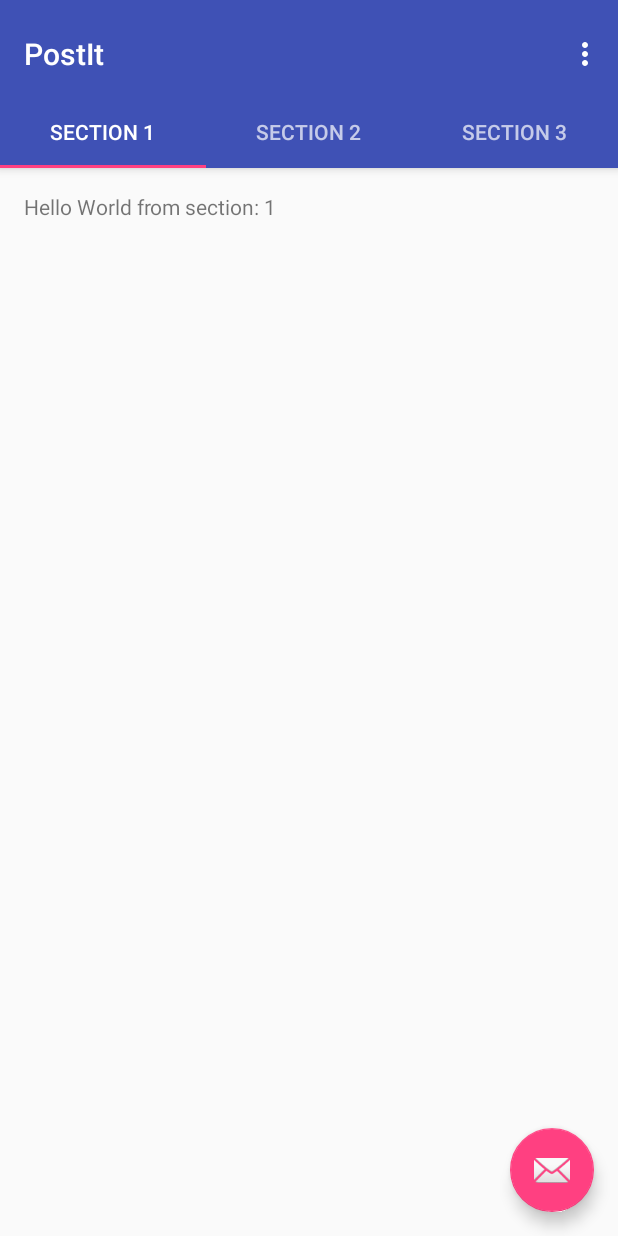
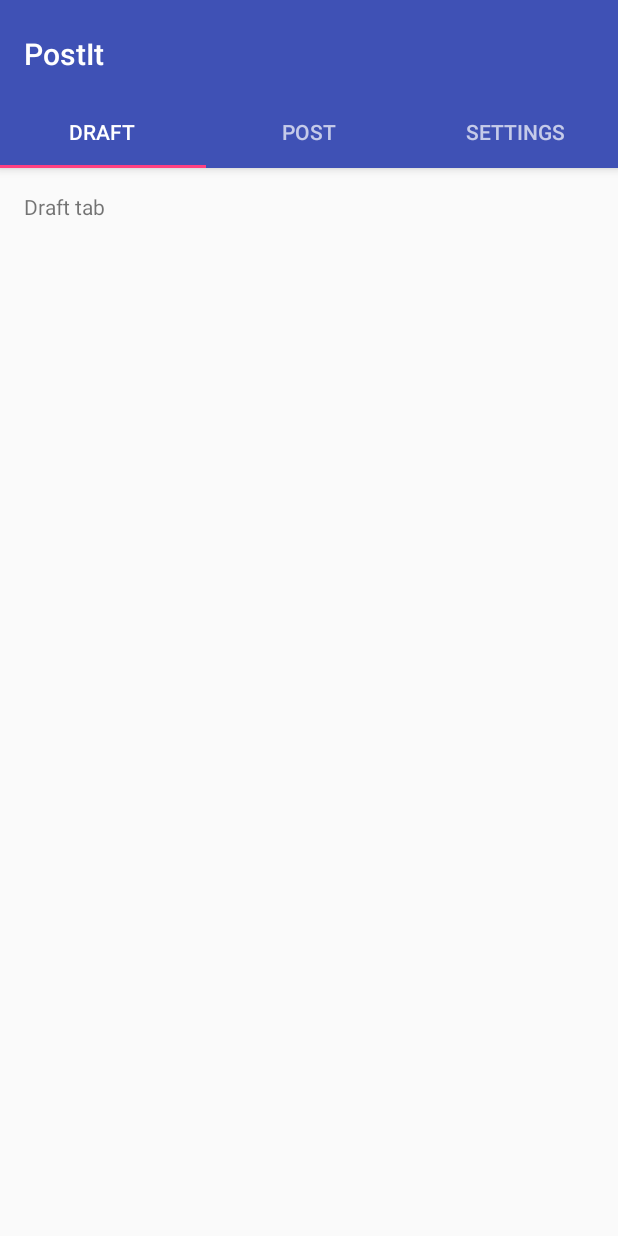
Before and after one commit to DefaultOrganizationName/PostIt, an Android app: the screen it shows after launch (MainActivity), on a phone screen of 412 x 824 dp. Run offline under Robolectric (Android 15) with nearby library versions, the phone set to English and light mode, and no system bars.

Commit message:
Fragments Added

```diff
--- /dev/null
+++ b/app/src/main/java/post/it/project/adapter/SectionsPagerAdapter.java
@@ -0,0 +1,53 @@
+package post.it.project.adapter;
+
+import android.support.v4.app.Fragment;
+import android.support.v4.app.FragmentManager;
+import android.support.v4.app.FragmentPagerAdapter;
+
+import post.it.project.fragment.DraftFragment;
+import post.it.project.fragment.PostFragment;
+import post.it.project.fragment.SettingsFragment;
+import post.it.project.postit.MainActivity;
+
+/**
+ * Created by Михаил on 09.12.2016.
+ */
+
+public class SectionsPagerAdapter extends FragmentPagerAdapter {
+
+    public SectionsPagerAdapter(FragmentManager fm) {
+        super(fm);
+    }
+
+    @Override
+    public Fragment getItem(int position) {
+        switch (position) {
+            case 0:
+                return new DraftFragment();
+            case 1:
+                return new PostFragment();
+            case 2:
+                return new SettingsFragment();
+        }
+        return null;
+    }
+
+    @Override
+    public int getCount() {
+        // Show 3 total pages.
+        return 3;
+    }
+
+    @Override
+    public CharSequence getPageTitle(int position) {
+        switch (position) {
+            case 0:
+                return "DRAFT";
+            case 1:
+                return "POST";
+            case 2:
+                return "SETTINGS";
+        }
+        return null;
+    }
+}
--- /dev/null
+++ b/app/src/main/java/post/it/project/fragment/DraftFragment.java
@@ -0,0 +1,22 @@
+package post.it.project.fragment;
+
+import android.support.v4.app.Fragment;
+import android.os.Bundle;
+import android.view.LayoutInflater;
+import android.view.View;
+import android.view.ViewGroup;
+
+import post.it.project.postit.R;
+
+/**
+ * Created by Михаил on 09.12.2016.
+ */
+
+public class DraftFragment extends Fragment {
+    @Override
+    public View onCreateView(LayoutInflater inflater, ViewGroup container,
+                             Bundle savedInstanceState) {
+        View rootView = inflater.inflate(R.layout.draft_fragment, container, false);
+        return rootView;
+    }
+}
--- /dev/null
+++ b/app/src/main/java/post/it/project/fragment/PostFragment.java
@@ -0,0 +1,22 @@
+package post.it.project.fragment;
+
+import android.support.v4.app.Fragment;
+import android.os.Bundle;
+import android.view.LayoutInflater;
+import android.view.View;
+import android.view.ViewGroup;
+
+import post.it.project.postit.R;
+
+/**
+ * Created by Михаил on 09.12.2016.
+ */
+
+public class PostFragment extends Fragment {
+    @Override
+    public View onCreateView(LayoutInflater inflater, ViewGroup container,
+                             Bundle savedInstanceState) {
+        View rootView = inflater.inflate(R.layout.post_fragment, container, false);
+        return rootView;
+    }
+}
--- /dev/null
+++ b/app/src/main/java/post/it/project/fragment/SettingsFragment.java
@@ -0,0 +1,22 @@
+package post.it.project.fragment;
+
+import android.support.v4.app.Fragment;
+import android.os.Bundle;
+import android.view.LayoutInflater;
+import android.view.View;
+import android.view.ViewGroup;
+
+import post.it.project.postit.R;
+
+/**
+ * Created by Михаил on 09.12.2016.
+ */
+
+public class SettingsFragment extends Fragment {
+    @Override
+    public View onCreateView(LayoutInflater inflater, ViewGroup container,
+                             Bundle savedInstanceState) {
+        View rootView = inflater.inflate(R.layout.settings_fragment, container, false);
+        return rootView;
+    }
+}
--- a/app/src/main/java/post/it/project/postit/MainActivity.java
+++ b/app/src/main/java/post/it/project/postit/MainActivity.java
@@ -19,21 +19,11 @@ import android.view.ViewGroup;
 
 import android.widget.TextView;
 
+import post.it.project.adapter.SectionsPagerAdapter;
+
 public class MainActivity extends AppCompatActivity {
 
-    /**
-     * The {@link android.support.v4.view.PagerAdapter} that will provide
-     * fragments for each of the sections. We use a
-     * {@link FragmentPagerAdapter} derivative, which will keep every
-     * loaded fragment in memory. If this becomes too memory intensive, it
-     * may be best to switch to a
-     * {@link android.support.v4.app.FragmentStatePagerAdapter}.
-     */
     private SectionsPagerAdapter mSectionsPagerAdapter;
-
-    /**
-     * The {@link ViewPager} that will host the section contents.
-     */
     private ViewPager mViewPager;
 
     @Override
@@ -54,109 +44,31 @@ public class MainActivity extends AppCompatActivity {
         TabLayout tabLayout = (TabLayout) findViewById(R.id.tabs);
         tabLayout.setupWithViewPager(mViewPager);
 
-        FloatingActionButton fab = (FloatingActionButton) findViewById(R.id.fab);
-        fab.setOnClickListener(new View.OnClickListener() {
-            @Override
-            public void onClick(View view) {
-                Snackbar.make(view, "Replace with your own action", Snackbar.LENGTH_LONG)
-                        .setAction("Action", null).show();
-            }
-        });
-
     }
 
 
-    @Override
-    public boolean onCreateOptionsMenu(Menu menu) {
-        // Inflate the menu; this adds items to the action bar if it is present.
-        getMenuInflater().inflate(R.menu.menu_main, menu);
-        return true;
-    }
+//    @Override
+//    public boolean onCreateOptionsMenu(Menu menu) {
+//        // Inflate the menu; this adds items to the action bar if it is present.
+//        getMenuInflater().inflate(R.menu.menu_main, menu);
+//        return true;
+//    }
+//
+//    @Override
+//    public boolean onOptionsItemSelected(MenuItem item) {
+//        // Handle action bar item clicks here. The action bar will
+//        // automatically handle clicks on the Home/Up button, so long
+//        // as you specify a parent activity in AndroidManifest.xml.
+//        int id = item.getItemId();
+//
+//        //noinspection SimplifiableIfStatement
+//        if (id == R.id.action_settings) {
+//            return true;
+//        }
+//
+//        return super.onOptionsItemSelected(item);
+//    }
 
-    @Override
-    public boolean onOptionsItemSelected(MenuItem item) {
-        // Handle action bar item clicks here. The action bar will
-        // automatically handle clicks on the Home/Up button, so long
-        // as you specify a parent activity in AndroidManifest.xml.
-        int id = item.getItemId();
+    //deleted PlaceHolder
 
-        //noinspection SimplifiableIfStatement
-        if (id == R.id.action_settings) {
-            return true;
-        }
-
-        return super.onOptionsItemSelected(item);
-    }
-
-    /**
-     * A placeholder fragment containing a simple view.
-     */
-    public static class PlaceholderFragment extends Fragment {
-        /**
-         * The fragment argument representing the section number for this
-         * fragment.
-         */
-        private static final String ARG_SECTION_NUMBER = "section_number";
-
-        public PlaceholderFragment() {
-        }
-
-        /**
-         * Returns a new instance of this fragment for the given section
-         * number.
-         */
-        public static PlaceholderFragment newInstance(int sectionNumber) {
-            PlaceholderFragment fragment = new PlaceholderFragment();
-            Bundle args = new Bundle();
-            args.putInt(ARG_SECTION_NUMBER, sectionNumber);
-            fragment.setArguments(args);
-            return fragment;
-        }
-
-        @Override
-        public View onCreateView(LayoutInflater inflater, ViewGroup container,
-                                 Bundle savedInstanceState) {
-            View rootView = inflater.inflate(R.layout.fragment_main, container, false);
-            TextView textView = (TextView) rootView.findViewById(R.id.section_label);
-            textView.setText(getString(R.string.section_format, getArguments().getInt(ARG_SECTION_NUMBER)));
-            return rootView;
-        }
-    }
-
-    /**
-     * A {@link FragmentPagerAdapter} that returns a fragment corresponding to
-     * one of the sections/tabs/pages.
-     */
-    public class SectionsPagerAdapter extends FragmentPagerAdapter {
-
-        public SectionsPagerAdapter(FragmentManager fm) {
-            super(fm);
-        }
-
-        @Override
-        public Fragment getItem(int position) {
-            // getItem is called to instantiate the fragment for the given page.
-            // Return a PlaceholderFragment (defined as a static inner class below).
-            return PlaceholderFragment.newInstance(position + 1);
-        }
-
-        @Override
-        public int getCount() {
-            // Show 3 total pages.
-            return 3;
-        }
-
-        @Override
-        public CharSequence getPageTitle(int position) {
-            switch (position) {
-                case 0:
-                    return "SECTION 1";
-                case 1:
-                    return "SECTION 2";
-                case 2:
-                    return "SECTION 3";
-            }
-            return null;
-        }
-    }
 }
--- a/app/src/main/res/layout/activity_main.xml
+++ b/app/src/main/res/layout/activity_main.xml
@@ -38,12 +38,5 @@
         android:layout_height="match_parent"
         app:layout_behavior="@string/appbar_scrolling_view_behavior" />
 
-    <android.support.design.widget.FloatingActionButton
-        android:id="@+id/fab"
-        android:layout_width="wrap_content"
-        android:layout_height="wrap_content"
-        android:layout_gravity="end|bottom"
-        android:layout_margin="@dimen/fab_margin"
-        app:srcCompat="@android:drawable/ic_dialog_email" />
 
 </android.support.design.widget.CoordinatorLayout>
--- /dev/null
+++ b/app/src/main/res/layout/draft_fragment.xml
@@ -0,0 +1,15 @@
+<RelativeLayout xmlns:android="http://schemas.android.com/apk/res/android"
+    android:layout_width="match_parent"
+    android:layout_height="match_parent"
+    android:paddingBottom="@dimen/activity_vertical_margin"
+    android:paddingLeft="@dimen/activity_horizontal_margin"
+    android:paddingRight="@dimen/activity_horizontal_margin"
+    android:paddingTop="@dimen/activity_vertical_margin">
+
+    <TextView
+        android:id="@+id/section_draft"
+        android:layout_width="wrap_content"
+        android:layout_height="wrap_content"
+        android:text="Draft tab"/>
+
+</RelativeLayout>
--- a/app/src/main/res/layout/fragment_main.xml
+++ b/app/src/main/res/layout/post_fragment.xml
@@ -1,16 +1,15 @@
 <RelativeLayout xmlns:android="http://schemas.android.com/apk/res/android"
-    xmlns:tools="http://schemas.android.com/tools"
     android:layout_width="match_parent"
     android:layout_height="match_parent"
     android:paddingBottom="@dimen/activity_vertical_margin"
     android:paddingLeft="@dimen/activity_horizontal_margin"
     android:paddingRight="@dimen/activity_horizontal_margin"
-    android:paddingTop="@dimen/activity_vertical_margin"
-    tools:context="post.it.project.postit.MainActivity$PlaceholderFragment">
+    android:paddingTop="@dimen/activity_vertical_margin">
 
     <TextView
         android:id="@+id/section_label"
         android:layout_width="wrap_content"
-        android:layout_height="wrap_content" />
+        android:layout_height="wrap_content"
+        android:text="Post tab"/>
 
 </RelativeLayout>
--- /dev/null
+++ b/app/src/main/res/layout/settings_fragment.xml
@@ -0,0 +1,15 @@
+<RelativeLayout xmlns:android="http://schemas.android.com/apk/res/android"
+    android:layout_width="match_parent"
+    android:layout_height="match_parent"
+    android:paddingBottom="@dimen/activity_vertical_margin"
+    android:paddingLeft="@dimen/activity_horizontal_margin"
+    android:paddingRight="@dimen/activity_horizontal_margin"
+    android:paddingTop="@dimen/activity_vertical_margin">
+
+    <TextView
+        android:id="@+id/section_label"
+        android:layout_width="wrap_content"
+        android:layout_height="wrap_content"
+        android:text="Setting tab"/>
+
+</RelativeLayout>
--- a/app/src/main/res/menu/menu_main.xml
+++ /dev/null
@@ -1,10 +0,0 @@
-<menu xmlns:android="http://schemas.android.com/apk/res/android"
-    xmlns:app="http://schemas.android.com/apk/res-auto"
-    xmlns:tools="http://schemas.android.com/tools"
-    tools:context="post.it.project.postit.MainActivity">
-    <item
-        android:id="@+id/action_settings"
-        android:orderInCategory="100"
-        android:title="@string/action_settings"
-        app:showAsAction="never" />
-</menu>
```
Also changed, not shown: 1 other file.
